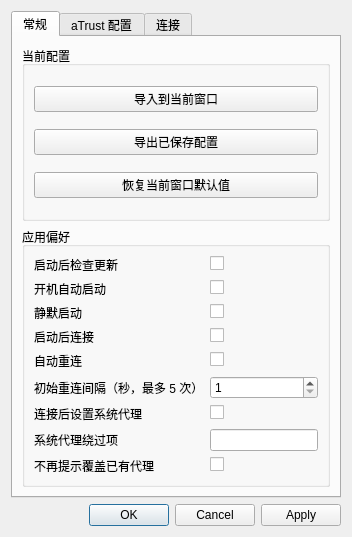
Before: the Qt Designer form presentation/dialogs/settingwindow/settingwindow.ui in wtalioy/JustConnect, drawn with Qt 5.
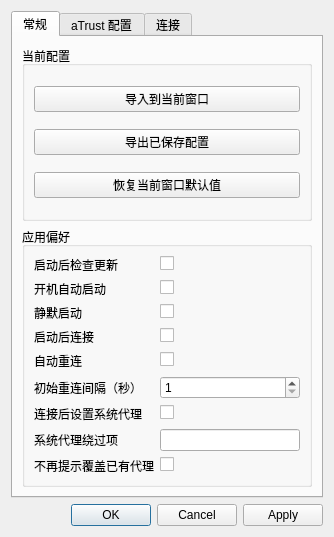
After: the same form once the commit is applied.

```diff
--- a/presentation/dialogs/settingwindow/settingwindow.ui
+++ b/presentation/dialogs/settingwindow/settingwindow.ui
@@ -137,7 +137,7 @@
           <item row="5" column="0">
            <widget class="QLabel" name="commonFormLabel5">
             <property name="text">
-             <string>初始重连间隔（秒，最多 5 次）</string>
+             <string>初始重连间隔（秒）</string>
             </property>
             <property name="buddy">
              <cstring>reconnectTimeSpinBox</cstring>
@@ -149,9 +149,6 @@
             <property name="minimum">
              <number>1</number>
             </property>
-            <property name="maximum">
-             <number>30</number>
-            </property>
            </widget>
           </item>
           <item row="6" column="0">
```
